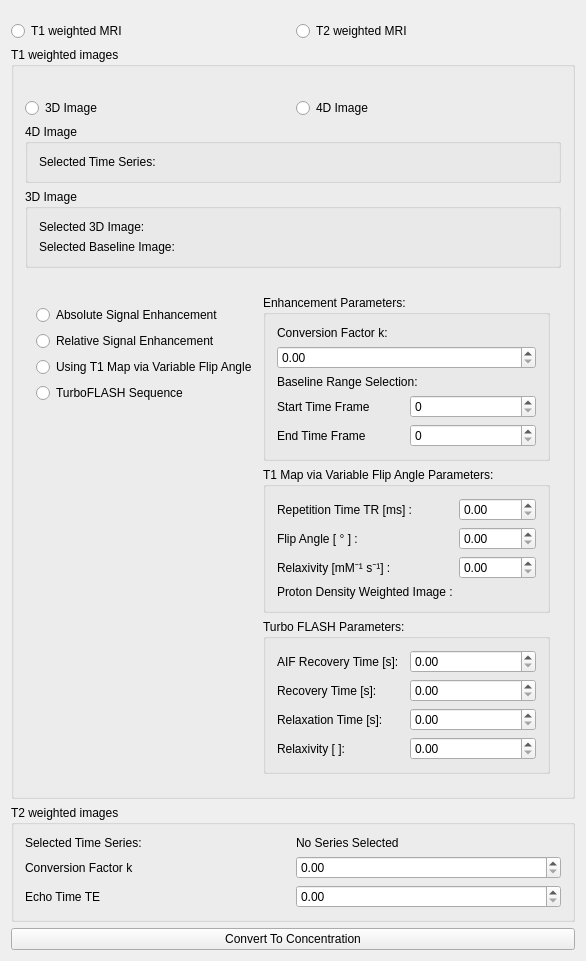
Qt form Plugins/org.mitk.gui.qt.pharmacokinetics.concentration.mri/src/internal/ConcentrationCurveConverterViewControls.ui (MITK/MITK) before a commit.
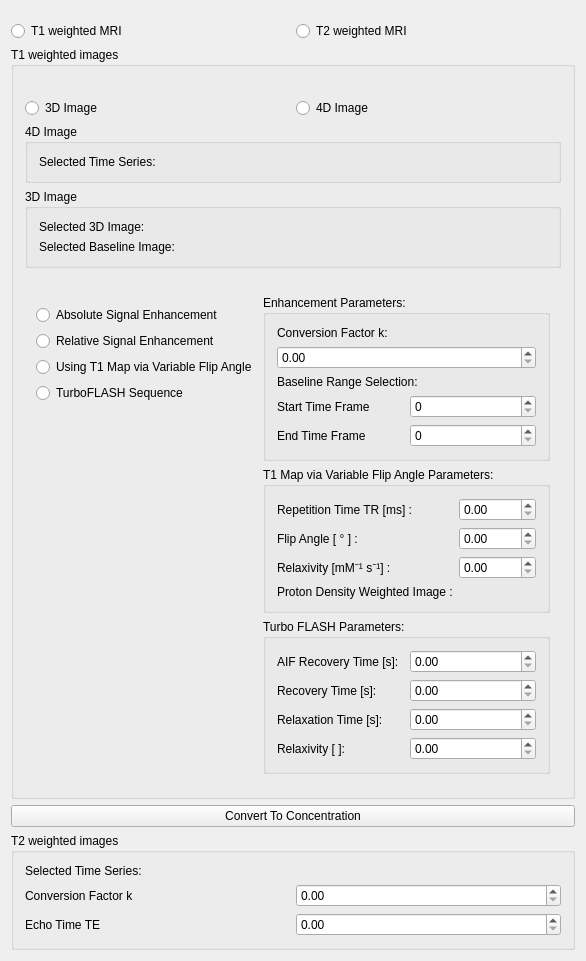
The same form after that commit. Custom widgets are drawn as their Qt base class.

Commit message: Use new selection widget concept for T2-weightes times series.

```diff
--- a/Plugins/org.mitk.gui.qt.pharmacokinetics.concentration.mri/src/internal/ConcentrationCurveConverterViewControls.ui
+++ b/Plugins/org.mitk.gui.qt.pharmacokinetics.concentration.mri/src/internal/ConcentrationCurveConverterViewControls.ui
@@ -351,56 +351,52 @@
      </layout>
     </widget>
    </item>
+   <item>
+    <widget class="QPushButton" name="btnConvertToConcentration">
+     <property name="text">
+      <string>Convert To Concentration</string>
+     </property>
+    </widget>
+   </item>
    <item>
     <widget class="QGroupBox" name="groupBox_T2">
      <property name="title">
       <string>T2 weighted images</string>
      </property>
      <layout class="QGridLayout" name="gridLayout_2">
-      <item row="2" column="1">
-       <widget class="QDoubleSpinBox" name="T2EchoTimeSpinBox"/>
-      </item>
-      <item row="1" column="1">
+      <item row="3" column="1">
        <widget class="QDoubleSpinBox" name="T2FactorSpinBox"/>
       </item>
-      <item row="1" column="0">
-       <widget class="QLabel" name="label_10">
-        <property name="text">
-         <string>Conversion Factor k</string>
-        </property>
-       </widget>
-      </item>
-      <item row="2" column="0">
+      <item row="4" column="0">
        <widget class="QLabel" name="label_12">
         <property name="text">
          <string>Echo Time TE</string>
         </property>
        </widget>
       </item>
+      <item row="4" column="1">
+       <widget class="QDoubleSpinBox" name="T2EchoTimeSpinBox"/>
+      </item>
+      <item row="3" column="0">
+       <widget class="QLabel" name="label_10">
+        <property name="text">
+         <string>Conversion Factor k</string>
+        </property>
+       </widget>
+      </item>
       <item row="0" column="0">
-       <widget class="QLabel" name="label_13">
+       <widget class="QLabel" name="T2_SeriesLabel">
         <property name="text">
          <string>Selected Time Series:</string>
         </property>
        </widget>
       </item>
       <item row="0" column="1">
-       <widget class="QLabel" name="T2_SeriesLabel">
-        <property name="text">
-         <string>No Series Selected </string>
-        </property>
-       </widget>
+       <widget class="QmitkSingleNodeSelectionWidget" name="t2TimeSeriesNodeSelector" native="true"/>
       </item>
      </layout>
     </widget>
    </item>
-   <item>
-    <widget class="QPushButton" name="btnConvertToConcentration">
-     <property name="text">
-      <string>Convert To Concentration</string>
-     </property>
-    </widget>
-   </item>
    <item>
     <spacer name="verticalSpacer">
      <property name="orientation">
```
The commit also changes 1 other file.
